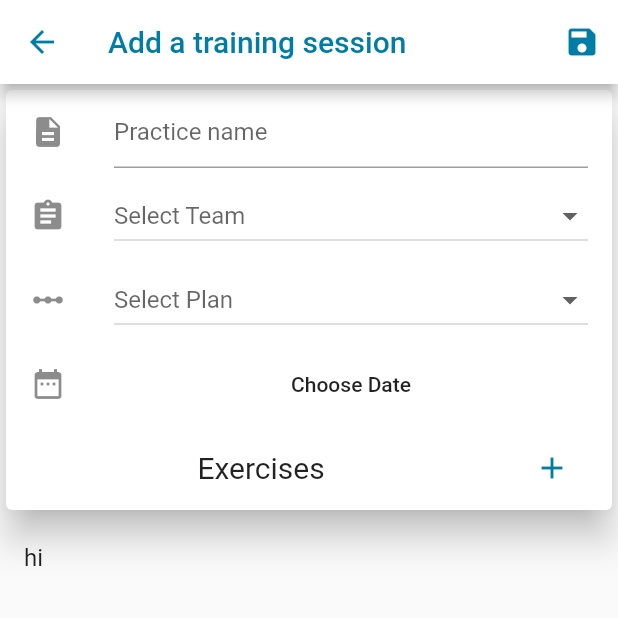
After one commit to coachingappteam/coaching, a Flutter app: the AddTrainingSession screen opened directly, on a phone screen of 412 x 824 dp, the top half of it. The commit adds this screen. Run offline on Flutter 3.47's test engine with Material 2 defaults, Android fonts, the phone set to English and light mode, and no system bars; our stand-ins replace flutter_datetime_picker.

Commit message:
Added new stages for creation of teams, sessions, etc.

```diff
--- /dev/null
+++ b/lib/training_plan/training_session/add_training_session.dart
@@ -0,0 +1,192 @@
+import 'package:flutter/material.dart';
+import 'package:flutter_datetime_picker/flutter_datetime_picker.dart';
+
+import '../../main_color.dart';
+import 'add_exercise_screen.dart';
+
+class AddTrainingSession extends StatefulWidget {
+  _AddTrainingSessionState createState() => _AddTrainingSessionState();
+}
+
+class _AddTrainingSessionState extends State<AddTrainingSession> {
+  DateTime _chosenDate = null;
+  Widget _getDate(){
+    if(_chosenDate == null){
+      return Text('Choose Date');
+    }
+    return Text('$_chosenDate');
+  }
+  @override
+  Widget build(BuildContext context) {
+    // TODO: implement build
+    return Scaffold(
+      appBar: AppBar(
+        backgroundColor: Colors.white,
+        actionsIconTheme: IconThemeData(
+          color: MainColor().mainColor(),
+        ),
+        iconTheme: IconThemeData(
+          color: MainColor().mainColor(),
+        ),
+        title: Text('Add a training session'),
+        actions: <Widget>[
+          IconButton(
+            icon: Icon(Icons.save),
+            onPressed: () {
+              Navigator.pop(context);
+            },
+          ),
+        ],
+      ),
+      body: Column(
+        children: <Widget>[
+          Card(
+            elevation: 10.0,
+            child: Column(
+              children: <Widget>[
+                ListTile(
+                  leading: Icon(Icons.description),
+                  title: TextField(
+                    decoration: InputDecoration(
+                      hintText: 'Practice name',
+                    ),
+                  ),
+                ),
+                ListTile(
+                  leading: Icon(Icons.assignment),
+                  title: _DropdownButtonOptions(
+                    dropType: 'teamNames',
+                  ),
+                ),
+                ListTile(
+                  leading: Icon(Icons.linear_scale),
+                  title: _DropdownButtonOptions(
+                    dropType: 'teamPlans',
+                  ),
+                ),
+                ListTile(
+                  leading: Icon(Icons.date_range),
+                  title: FlatButton(
+                    onPressed: () {
+                      DatePicker.showDatePicker(context,
+                          showTitleActions: true,
+                          minTime: DateTime(2000, 1, 1),
+                          maxTime: DateTime(2022, 12, 31), onChanged: (date) {
+                        print('change $date');
+                      }, onConfirm: (date) {
+                        setState(() {
+                          _chosenDate = date;
+                        });
+                        print('confirm $date');
+                      }, currentTime: DateTime.now(), locale: LocaleType.en);
+                    },
+                    child: _getDate(),
+                  ),
+                ),
+                ListTile(
+                  title: Center(
+                    child: Text(
+                      'Exercises',
+                      style: TextStyle(fontSize: 20.0),
+                    ),
+                  ),
+                  trailing: IconButton(
+                    icon: Icon(
+                      Icons.add,
+                      color: MainColor().mainColor(),
+                    ),
+                    onPressed: () {
+                      Navigator.push(
+                        context,
+                        MaterialPageRoute(
+                          builder: (context) => AddExerciseScreen(),
+                        ),
+                      );
+                    },
+                  ),
+                ),
+//          ListView.builder(itemBuilder: null),
+              ],
+            ),
+          ),
+          ListTile(
+            title: Text('hi'),
+          ),
+        ],
+      ),
+    );
+  }
+}
+
+class _DropdownButtonOptions extends StatefulWidget {
+  final String dropType;
+
+  _DropdownButtonOptions({this.dropType});
+
+  _DropdownExampleState createState() =>
+      _DropdownExampleState(dropType: this.dropType);
+}
+
+class _DropdownExampleState extends State<_DropdownButtonOptions> {
+  String _value;
+  final String dropType;
+
+  _DropdownExampleState({this.dropType});
+
+  teamNames() {
+    return [
+      DropdownMenuItem<String>(
+        child: Text('Team1'),
+        value: 'Team1',
+      ),
+      DropdownMenuItem<String>(
+        child: Text('Team2'),
+        value: 'Team2',
+      ),
+    ];
+  }
+
+  teamPlans() {
+    return [
+      DropdownMenuItem<String>(
+        child: Text('Plan 1'),
+        value: 'Plan 1',
+      ),
+      DropdownMenuItem<String>(
+        child: Text('Plan 2'),
+        value: 'Plan 2',
+      ),
+    ];
+  }
+
+  getPlans(String dropTypes) {
+    if (identical(dropTypes, 'teamNames')) {
+      return teamNames();
+    }
+    return teamPlans();
+  }
+
+  getHints(String dropTypes) {
+    if (identical(dropTypes, 'teamNames')) {
+      return Text('Select Team');
+    }
+    return Text('Select Plan');
+  }
+
+  @override
+  Widget build(BuildContext context) {
+    return Container(
+      child: DropdownButton<String>(
+        isExpanded: true,
+        items: getPlans(this.dropType),
+        onChanged: (String value) {
+          setState(() {
+            _value = value;
+          });
+        },
+        hint: getHints(this.dropType),
+        value: _value,
+      ),
+    );
+  }
+}
--- a/pubspec.yaml
+++ b/pubspec.yaml
@@ -18,6 +18,7 @@ environment:
 
 dependencies:
   flutter_datetime_picker: ^1.2.6
+  http: ^0.12.0+2
   flutter:
     sdk: flutter
 
```
Also changed, not shown: lib/feed/feed_screen.dart (+37 -8 lines), lib/models/training_plan.dart (added, +11 -0 lines), lib/my_teams/add_team_screen.dart (+32 -3 lines), lib/training_plan/training_session/add_exercise_screen.dart (added, +31 -0 lines), lib/models/exercise.dart (added), lib/models/session.dart (added), lib/models/sub-session.dart (added), lib/training_plan/training_plan_screen.dart (added), pubspec.lock, 1 other file.
